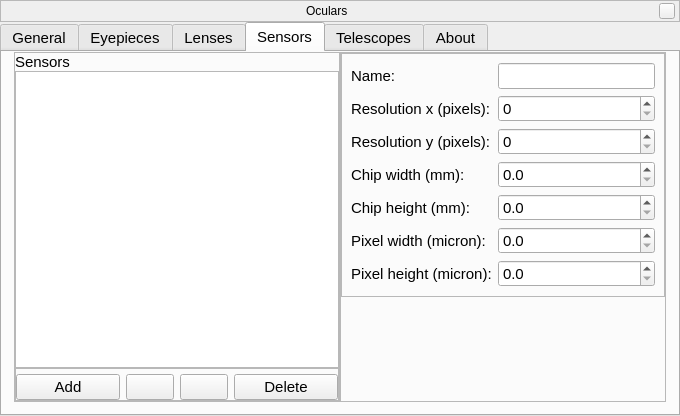
Old version of the form plugins/Oculars/src/gui/ocularDialog.ui in the repository 519984307/stellarium_src.
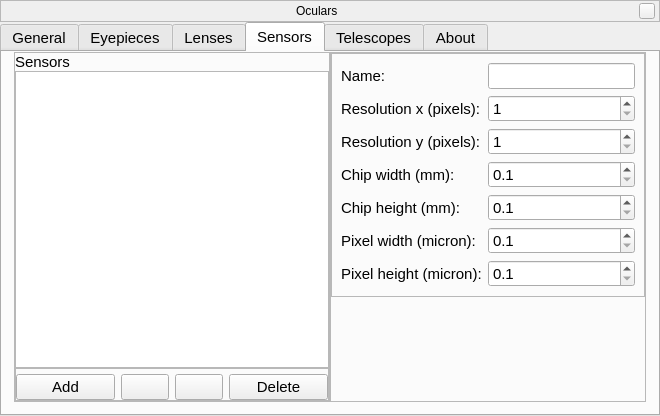
New version of the form. The open tabs and pages were chosen to show the change. Icons and pictures are not drawn. Custom widgets are drawn as their Qt base class.

The edit to the form file:
```diff
--- a/plugins/Oculars/src/gui/ocularDialog.ui
+++ b/plugins/Oculars/src/gui/ocularDialog.ui
@@ -6,7 +6,7 @@
    <rect>
     <x>0</x>
     <y>0</y>
-    <width>680</width>
+    <width>660</width>
     <height>416</height>
    </rect>
   </property>
@@ -1201,8 +1201,11 @@
                 </item>
                 <item row="1" column="1">
                  <widget class="QSpinBox" name="ccdResX">
+                  <property name="minimum">
+                   <number>1</number>
+                  </property>
                   <property name="maximum">
-                   <number>10000000</number>
+                   <number>9999</number>
                   </property>
                  </widget>
                 </item>
@@ -1215,8 +1218,11 @@
                 </item>
                 <item row="2" column="1">
                  <widget class="QSpinBox" name="ccdResY">
+                  <property name="minimum">
+                   <number>1</number>
+                  </property>
                   <property name="maximum">
-                   <number>10000000</number>
+                   <number>9999</number>
                   </property>
                  </widget>
                 </item>
@@ -1232,8 +1238,11 @@
                   <property name="decimals">
                    <number>1</number>
                   </property>
+                  <property name="minimum">
+                   <double>0.100000000000000</double>
+                  </property>
                   <property name="maximum">
-                   <double>10000000.000000000000000</double>
+                   <double>9999.000000000000000</double>
                   </property>
                   <property name="singleStep">
                    <double>0.100000000000000</double>
@@ -1252,8 +1261,11 @@
                   <property name="decimals">
                    <number>1</number>
                   </property>
+                  <property name="minimum">
+                   <double>0.100000000000000</double>
+                  </property>
                   <property name="maximum">
-                   <double>10000000.000000000000000</double>
+                   <double>9999.000000000000000</double>
                   </property>
                   <property name="singleStep">
                    <double>0.100000000000000</double>
@@ -1272,8 +1284,11 @@
                   <property name="decimals">
                    <number>1</number>
                   </property>
+                  <property name="minimum">
+                   <double>0.100000000000000</double>
+                  </property>
                   <property name="maximum">
-                   <double>10000000.000000000000000</double>
+                   <double>99.000000000000000</double>
                   </property>
                   <property name="singleStep">
                    <double>0.100000000000000</double>
@@ -1292,8 +1307,11 @@
                   <property name="decimals">
                    <number>1</number>
                   </property>
+                  <property name="minimum">
+                   <double>0.100000000000000</double>
+                  </property>
                   <property name="maximum">
-                   <double>10000000.000000000000000</double>
+                   <double>99.000000000000000</double>
                   </property>
                   <property name="singleStep">
                    <double>0.100000000000000</double>
```
Left out of the diff: 32 changed lines with no effect on the pictures.
